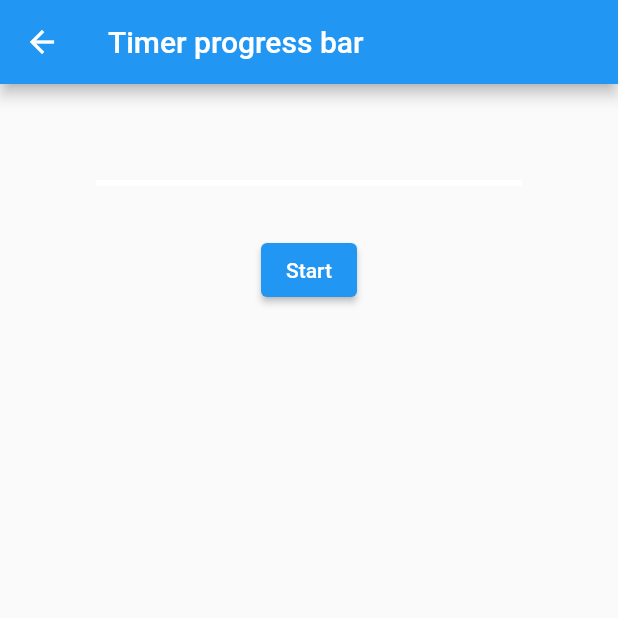
After one commit to iamrajdev/Flutter_intermediate_example, a Flutter app: the screen it shows after launch, after a tap on "Timer Progress Bar", on a phone screen of 412 x 824 dp, the top half of it. The commit adds this screen. Run offline on Flutter 3.47's test engine with Material 2 defaults, Android fonts, the phone set to English and light mode, and no system bars; our stand-ins replace device_preview.

Commit message:
Add: Timer Progress Bar

```diff
--- a/lib/main.dart
+++ b/lib/main.dart
@@ -4,6 +4,7 @@ import 'package:flutter/material.dart';
 import 'package:flutter_intermediate/action_chip/action_chip_example.dart';
 import 'package:flutter_intermediate/popup_menu_button/popup_menu_button.dart';
 import 'package:flutter_intermediate/slider_indicator/slider_indicator.dart';
+import 'package:flutter_intermediate/timer/indicator_timer.dart';
 
 void main() {
   runApp(
@@ -99,6 +100,21 @@ class _HomePageState extends State<HomePage> {
                     ),
                   );
                 }),
+
+            const SizedBox(height: 20),
+
+            //Timer Progress Bar
+            ElevatedButton.icon(
+                label: const Text('Timer Progress Bar'),
+                icon: const Icon(Icons.arrow_right),
+                onPressed: () {
+                  Navigator.push(
+                    context,
+                    MaterialPageRoute(
+                      builder: (context) => const IndicatorTimerExample(),
+                    ),
+                  );
+                }),
           ],
         ),
       ),
--- /dev/null
+++ b/lib/timer/indicator_timer.dart
@@ -0,0 +1,68 @@
+import 'dart:async';
+
+import 'package:flutter/material.dart';
+
+class IndicatorTimerExample extends StatefulWidget {
+  const IndicatorTimerExample({Key? key}) : super(key: key);
+
+  @override
+  State<IndicatorTimerExample> createState() => _IndicatorTimerExampleState();
+}
+
+class _IndicatorTimerExampleState extends State<IndicatorTimerExample> {
+  static Duration duration = Duration(milliseconds: 100);
+  late Timer timer;
+  double _value = 0.0;
+  bool _active = false;
+
+  @override
+  void initState() {
+    super.initState();
+
+    timer = Timer.periodic(duration, _timeOut);
+  }
+
+  void _timeOut(Timer timer) {
+    if (!_active) return;
+    setState(() {
+      _value += 0.01;
+      if (_value == 1) _active = false;
+    });
+  }
+
+  void _onPressed() {
+    _value = 0.0;
+    setState(() {
+      _active = true;
+    });
+  }
+
+  @override
+  Widget build(BuildContext context) {
+    return Scaffold(
+      appBar: AppBar(
+        title: const Text("Timer progress bar"),
+      ),
+      body: Container(
+        padding: const EdgeInsets.all(32.0),
+        child: Center(
+          child: Column(
+            children: [
+              Container(
+                padding: const EdgeInsets.all(32.0),
+                child: LinearProgressIndicator(
+                  value: _value,
+                  backgroundColor: Colors.white,
+                ),
+              ),
+              ElevatedButton(
+                onPressed: _onPressed,
+                child: const Text('Start'),
+              ),
+            ],
+          ),
+        ),
+      ),
+    );
+  }
+}
```
